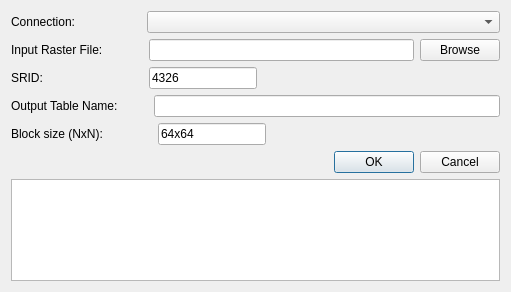
Qt form ui/DlgRasterLoader.ui (raiken2/wktrasterplugin) before a commit.
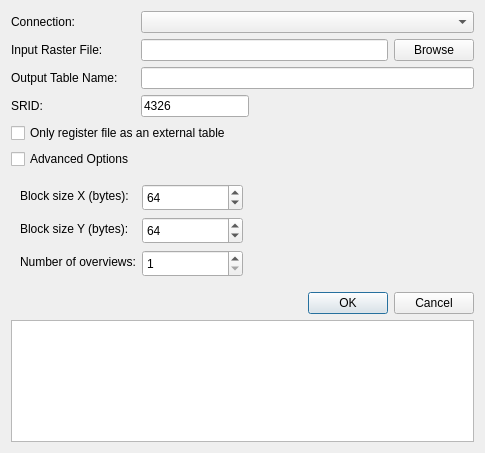
The same form after that commit.

```diff
--- a/ui/DlgRasterLoader.ui
+++ b/ui/DlgRasterLoader.ui
@@ -6,17 +6,15 @@
    <rect>
     <x>0</x>
     <y>0</y>
-    <width>511</width>
-    <height>292</height>
+    <width>485</width>
+    <height>453</height>
    </rect>
   </property>
   <property name="windowTitle">
    <string>Load Raster to Postgis</string>
   </property>
-  <layout class="QVBoxLayout" name="verticalLayout">
-   <item>
-    <layout class="QHBoxLayout" name="horizontalLayout_3">
-     <item>
+  <layout class="QFormLayout" name="formLayout_2">
+   <item row="0" column="0">
       <widget class="QLabel" name="label_4">
        <property name="sizePolicy">
         <sizepolicy hsizetype="Fixed" vsizetype="Preferred">
@@ -29,52 +27,18 @@
        </property>
       </widget>
      </item>
-     <item>
-      <spacer name="horizontalSpacer_3">
-       <property name="orientation">
-        <enum>Qt::Horizontal</enum>
-       </property>
-       <property name="sizeType">
-        <enum>QSizePolicy::Fixed</enum>
-       </property>
-       <property name="sizeHint" stdset="0">
-        <size>
-         <width>66</width>
-         <height>20</height>
-        </size>
-       </property>
-      </spacer>
-     </item>
-     <item>
+   <item row="0" column="1">
       <widget class="QComboBox" name="comboBox"/>
      </item>
-    </layout>
-   </item>
-   <item>
-    <layout class="QHBoxLayout" name="horizontalLayout_2">
-     <item>
+   <item row="1" column="0">
       <widget class="QLabel" name="label">
        <property name="text">
         <string>Input Raster File:</string>
        </property>
       </widget>
      </item>
-     <item>
-      <spacer name="horizontalSpacer_2">
-       <property name="orientation">
-        <enum>Qt::Horizontal</enum>
-       </property>
-       <property name="sizeType">
-        <enum>QSizePolicy::Fixed</enum>
-       </property>
-       <property name="sizeHint" stdset="0">
-        <size>
-         <width>40</width>
-         <height>20</height>
-        </size>
-       </property>
-      </spacer>
-     </item>
+   <item row="1" column="1">
+    <layout class="QHBoxLayout" name="horizontalLayout">
      <item>
       <widget class="QLineEdit" name="lineEdit"/>
      </item>
@@ -87,9 +51,17 @@
      </item>
     </layout>
    </item>
-   <item>
-    <layout class="QHBoxLayout" name="horizontalLayout">
-     <item>
+   <item row="2" column="0">
+    <widget class="QLabel" name="label_3">
+     <property name="text">
+      <string>Output Table Name:</string>
+     </property>
+    </widget>
+   </item>
+   <item row="2" column="1">
+    <widget class="QLineEdit" name="lineEdit_3"/>
+   </item>
+   <item row="3" column="0">
       <widget class="QLabel" name="label_5">
        <property name="sizePolicy">
         <sizepolicy hsizetype="Fixed" vsizetype="Preferred">
@@ -102,23 +74,7 @@
        </property>
       </widget>
      </item>
-     <item>
-      <spacer name="horizontalSpacer_4">
-       <property name="orientation">
-        <enum>Qt::Horizontal</enum>
-       </property>
-       <property name="sizeType">
-        <enum>QSizePolicy::Fixed</enum>
-       </property>
-       <property name="sizeHint" stdset="0">
-        <size>
-         <width>100</width>
-         <height>20</height>
-        </size>
-       </property>
-      </spacer>
-     </item>
-     <item>
+   <item row="3" column="1">
       <widget class="QLineEdit" name="lineEdit_2">
        <property name="sizePolicy">
         <sizepolicy hsizetype="Fixed" vsizetype="Fixed">
@@ -131,54 +87,30 @@
        </property>
       </widget>
      </item>
-     <item>
-      <spacer name="horizontalSpacer">
-       <property name="orientation">
-        <enum>Qt::Horizontal</enum>
-       </property>
-       <property name="sizeHint" stdset="0">
-        <size>
-         <width>40</width>
-         <height>20</height>
-        </size>
-       </property>
-      </spacer>
-     </item>
-    </layout>
-   </item>
-   <item>
-    <layout class="QHBoxLayout" name="horizontalLayout_4">
-     <item>
-      <widget class="QLabel" name="label_3">
+   <item row="4" column="0" colspan="2">
+    <widget class="QCheckBox" name="checkBox_2">
+     <property name="text">
+      <string>Only register file as an external table</string>
+     </property>
+    </widget>
+   </item>
+   <item row="5" column="0">
+    <widget class="QCheckBox" name="checkBox">
        <property name="text">
-        <string>Output Table Name:</string>
+      <string>Advanced Options</string>
        </property>
       </widget>
      </item>
-     <item>
-      <spacer name="horizontalSpacer_6">
-       <property name="orientation">
-        <enum>Qt::Horizontal</enum>
-       </property>
-       <property name="sizeType">
-        <enum>QSizePolicy::Fixed</enum>
-       </property>
-       <property name="sizeHint" stdset="0">
-        <size>
-         <width>30</width>
-         <height>20</height>
-        </size>
-       </property>
-      </spacer>
-     </item>
-     <item>
-      <widget class="QLineEdit" name="lineEdit_3"/>
-     </item>
-    </layout>
-   </item>
-   <item>
-    <layout class="QHBoxLayout" name="horizontalLayout_5">
-     <item>
+   <item row="6" column="0" colspan="2">
+    <widget class="QWidget" name="widget" native="true">
+     <property name="enabled">
+      <bool>true</bool>
+     </property>
+     <property name="mouseTracking">
+      <bool>false</bool>
+     </property>
+     <layout class="QFormLayout" name="formLayout">
+      <item row="0" column="0">
       <widget class="QLabel" name="label_6">
        <property name="sizePolicy">
         <sizepolicy hsizetype="Fixed" vsizetype="Preferred">
@@ -187,55 +119,130 @@
         </sizepolicy>
        </property>
        <property name="text">
-        <string>Block size (NxN): </string>
+         <string>Block size X (bytes): </string>
        </property>
       </widget>
      </item>
-     <item>
-      <spacer name="horizontalSpacer_7">
-       <property name="orientation">
-        <enum>Qt::Horizontal</enum>
-       </property>
-       <property name="sizeType">
-        <enum>QSizePolicy::Fixed</enum>
-       </property>
-       <property name="sizeHint" stdset="0">
+      <item row="0" column="1">
+       <widget class="QSpinBox" name="spinBox_2">
+        <property name="sizePolicy">
+         <sizepolicy hsizetype="Fixed" vsizetype="Fixed">
+          <horstretch>0</horstretch>
+          <verstretch>0</verstretch>
+         </sizepolicy>
+        </property>
+        <property name="minimumSize">
+         <size>
+          <width>101</width>
+          <height>27</height>
+         </size>
+        </property>
+        <property name="maximumSize">
         <size>
-         <width>45</width>
-         <height>20</height>
-        </size>
-       </property>
-      </spacer>
-     </item>
-     <item>
-      <widget class="QLineEdit" name="lineEdit_4">
+          <width>101</width>
+          <height>27</height>
+         </size>
+        </property>
+        <property name="minimum">
+         <number>16</number>
+        </property>
+        <property name="maximum">
+         <number>16384</number>
+        </property>
+        <property name="value">
+         <number>64</number>
+        </property>
+       </widget>
+      </item>
+      <item row="1" column="0">
+       <widget class="QLabel" name="label_8">
        <property name="sizePolicy">
+         <sizepolicy hsizetype="Fixed" vsizetype="Preferred">
+          <horstretch>0</horstretch>
+          <verstretch>0</verstretch>
+         </sizepolicy>
+        </property>
+        <property name="text">
+         <string>Block size Y (bytes): </string>
+        </property>
+       </widget>
+      </item>
+      <item row="1" column="1">
+       <widget class="QSpinBox" name="spinBox_3">
+        <property name="sizePolicy">
         <sizepolicy hsizetype="Fixed" vsizetype="Fixed">
          <horstretch>0</horstretch>
          <verstretch>0</verstretch>
         </sizepolicy>
        </property>
+        <property name="minimumSize">
+         <size>
+          <width>101</width>
+          <height>27</height>
+         </size>
+        </property>
+        <property name="maximumSize">
+         <size>
+          <width>101</width>
+          <height>27</height>
+         </size>
+        </property>
+        <property name="minimum">
+         <number>16</number>
+        </property>
+        <property name="maximum">
+         <number>16384</number>
+        </property>
+        <property name="value">
+         <number>64</number>
+        </property>
+       </widget>
+      </item>
+      <item row="2" column="0">
+       <widget class="QLabel" name="label_7">
+        <property name="sizePolicy">
+         <sizepolicy hsizetype="Fixed" vsizetype="Preferred">
+          <horstretch>0</horstretch>
+          <verstretch>0</verstretch>
+         </sizepolicy>
+        </property>
        <property name="text">
-        <string>64x64</string>
+         <string>Number of overviews:</string>
        </property>
       </widget>
      </item>
-     <item>
-      <spacer name="horizontalSpacer_5">
-       <property name="orientation">
-        <enum>Qt::Horizontal</enum>
-       </property>
-       <property name="sizeHint" stdset="0">
+      <item row="2" column="1">
+       <widget class="QSpinBox" name="spinBox">
+        <property name="sizePolicy">
+         <sizepolicy hsizetype="Fixed" vsizetype="Fixed">
+          <horstretch>0</horstretch>
+          <verstretch>0</verstretch>
+         </sizepolicy>
+        </property>
+        <property name="minimumSize">
         <size>
-         <width>40</width>
-         <height>20</height>
-        </size>
-       </property>
-      </spacer>
-     </item>
-    </layout>
+          <width>101</width>
+          <height>27</height>
+         </size>
+        </property>
+        <property name="maximumSize">
+         <size>
+          <width>101</width>
+          <height>27</height>
+         </size>
+        </property>
+        <property name="minimum">
+         <number>1</number>
+        </property>
+        <property name="value">
+         <number>1</number>
+        </property>
+       </widget>
+      </item>
+     </layout>
+    </widget>
    </item>
-   <item>
+   <item row="7" column="0" colspan="2">
     <widget class="QDialogButtonBox" name="buttonBox">
      <property name="orientation">
       <enum>Qt::Horizontal</enum>
@@ -245,7 +252,7 @@
      </property>
     </widget>
    </item>
-   <item>
+   <item row="8" column="0" colspan="2">
     <widget class="QPlainTextEdit" name="plainTextEdit"/>
    </item>
   </layout>
```
Left out of the diff: 16 changed lines with no effect on the pictures. Lines whose indentation alone changed are shown as unchanged.
